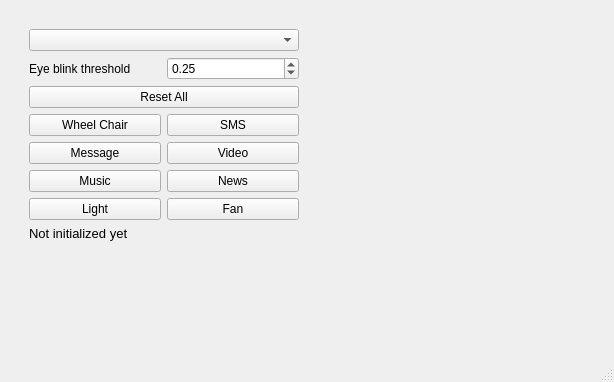
The window that UI/MainWindow.ui (sakibreza/EyeTask-V2.0) describes before a commit, drawn with Qt 5.
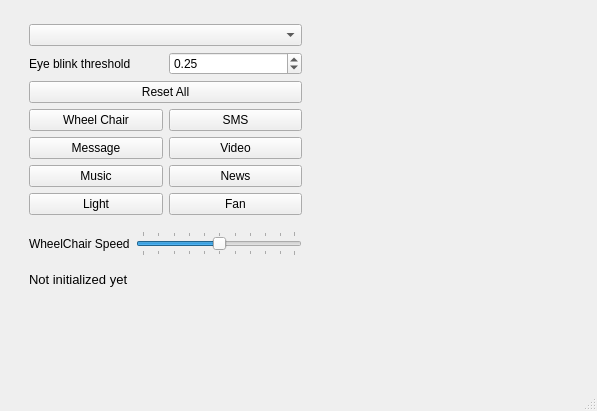
The same window after the commit.

The edit to the form file:
```diff
--- a/UI/MainWindow.ui
+++ b/UI/MainWindow.ui
@@ -6,8 +6,8 @@
    <rect>
     <x>0</x>
     <y>0</y>
-    <width>578</width>
-    <height>382</height>
+    <width>597</width>
+    <height>411</height>
    </rect>
   </property>
   <property name="windowTitle">
@@ -19,18 +19,15 @@
   <widget class="QWidget" name="centralwidget">
    <layout class="QVBoxLayout" name="verticalLayout_3">
     <item>
-     <layout class="QHBoxLayout" name="horizontalLayout_6">
+     <layout class="QHBoxLayout" name="horizontalLayout_7">
+      <property name="leftMargin">
+       <number>20</number>
+      </property>
+      <property name="topMargin">
+       <number>15</number>
+      </property>
       <item>
        <layout class="QVBoxLayout" name="verticalLayout_2">
-        <property name="leftMargin">
-         <number>20</number>
-        </property>
-        <property name="topMargin">
-         <number>20</number>
-        </property>
-        <property name="rightMargin">
-         <number>20</number>
-        </property>
         <item>
          <widget class="QComboBox" name="selectMethodComboBox">
           <property name="currentText">
@@ -154,6 +151,45 @@
           </item>
          </layout>
         </item>
+        <item>
+         <layout class="QHBoxLayout" name="horizontalLayout_6">
+          <property name="topMargin">
+           <number>10</number>
+          </property>
+          <property name="bottomMargin">
+           <number>10</number>
+          </property>
+          <item>
+           <widget class="QLabel" name="label_2">
+            <property name="text">
+             <string>WheelChair Speed</string>
+            </property>
+           </widget>
+          </item>
+          <item>
+           <widget class="QSlider" name="chairSpeedSlider">
+            <property name="minimum">
+             <number>0</number>
+            </property>
+            <property name="value">
+             <number>50</number>
+            </property>
+            <property name="orientation">
+             <enum>Qt::Horizontal</enum>
+            </property>
+            <property name="invertedAppearance">
+             <bool>false</bool>
+            </property>
+            <property name="invertedControls">
+             <bool>false</bool>
+            </property>
+            <property name="tickPosition">
+             <enum>QSlider::TicksBothSides</enum>
+            </property>
+           </widget>
+          </item>
+         </layout>
+        </item>
         <item>
          <widget class="QLabel" name="image_info_textlabel">
           <property name="minimumSize">
```
